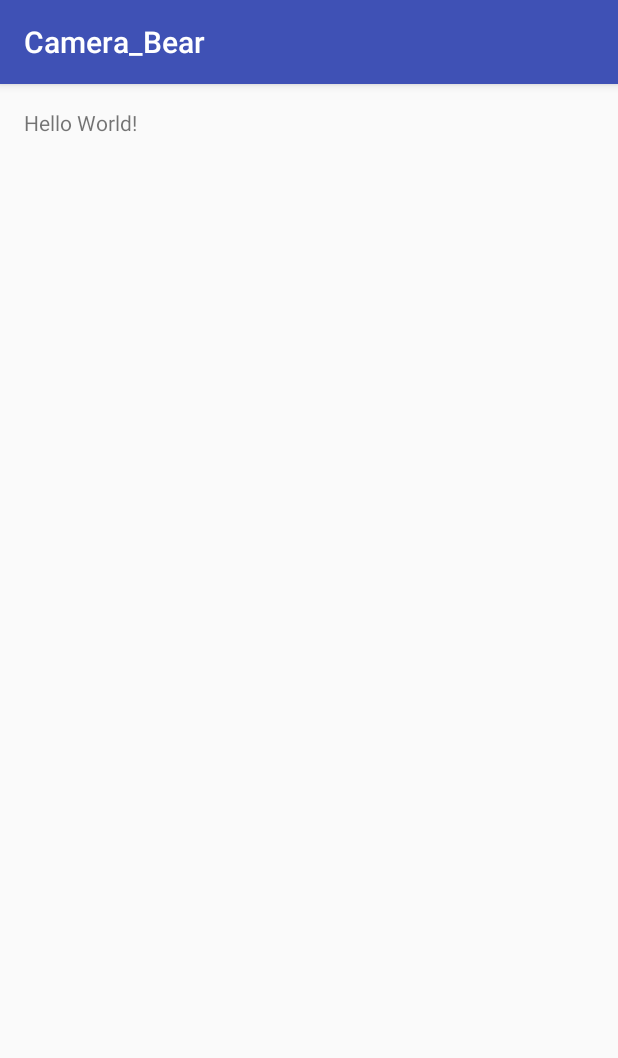
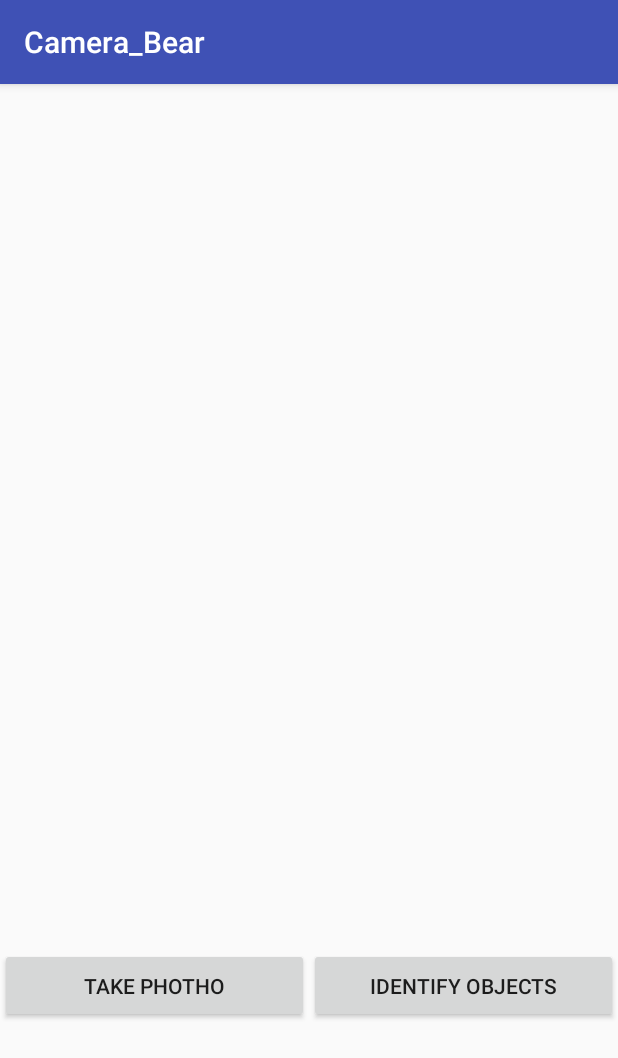
Before and after one commit to yogeshjoshi/Camera_Bear, an Android app: the screen it shows after launch (MainActivity), on a phone screen of 412 x 824 dp. Shown: the top 1058 px of the screen. Run offline under Robolectric (Android 15) with nearby library versions, the phone set to English and light mode, and no system bars.

```diff
--- a/app/src/main/AndroidManifest.xml
+++ b/app/src/main/AndroidManifest.xml
@@ -3,6 +3,7 @@
     package="com.example.joshiyogesh.camera_bear">
 <uses-permission android:name="android.permission.CAMERA"/>
     <uses-feature android:name="android.hardware.Camera"/>
+    <uses-permission android:name="android.permission.WRITE_EXTERNAL_STORAGE"/>
     <application
         android:allowBackup="true"
         android:icon="@mipmap/ic_launcher"
--- a/app/src/main/res/layout/activity_main.xml
+++ b/app/src/main/res/layout/activity_main.xml
@@ -1,17 +1,35 @@
 <?xml version="1.0" encoding="utf-8"?>
-<RelativeLayout xmlns:android="http://schemas.android.com/apk/res/android"
+<LinearLayout xmlns:android="http://schemas.android.com/apk/res/android"
     xmlns:tools="http://schemas.android.com/tools"
     android:id="@+id/activity_main"
     android:layout_width="match_parent"
     android:layout_height="match_parent"
-    android:paddingBottom="@dimen/activity_vertical_margin"
-    android:paddingLeft="@dimen/activity_horizontal_margin"
-    android:paddingRight="@dimen/activity_horizontal_margin"
-    android:paddingTop="@dimen/activity_vertical_margin"
+    android:orientation="vertical"
+    android:weightSum="4"
     tools:context="com.example.joshiyogesh.camera_bear.MainActivity">
+        <ImageView
+            android:layout_weight="3"
+            android:layout_width="fill_parent"
+            android:layout_height="0dp"
+            android:id="@+id/imageView"/>
+    <LinearLayout
+        android:layout_weight="1"
+        android:layout_width="match_parent"
+        android:layout_height="0dp"
+        android:weightSum="2"
+        android:orientation="horizontal">
+        <Button
+            android:layout_width="0dp"
+            android:layout_height="50dp"
+            android:id="@+id/buttonClick"
+            android:layout_weight="1"
+            android:text="Take Photho"/>
+        <Button
+            android:layout_width="0dp"
+            android:layout_height="50dp"
+            android:layout_weight="1"
+            android:id="@+id/buttonGetObjects"
+            android:text="Identify Objects"/>
+    </LinearLayout>
 
-    <TextView
-        android:layout_width="wrap_content"
-        android:layout_height="wrap_content"
-        android:text="Hello World!" />
-</RelativeLayout>
+</LinearLayout>
```
Also changed, not shown: app/src/main/java/com/example/joshiyogesh/camera_bear/MainActivity.java (+82 -6 lines).
